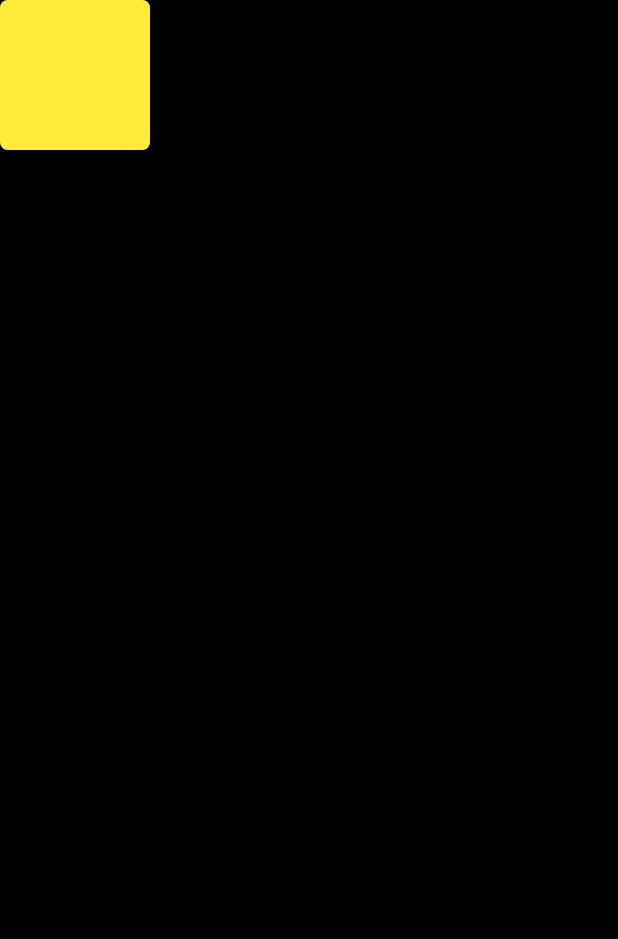
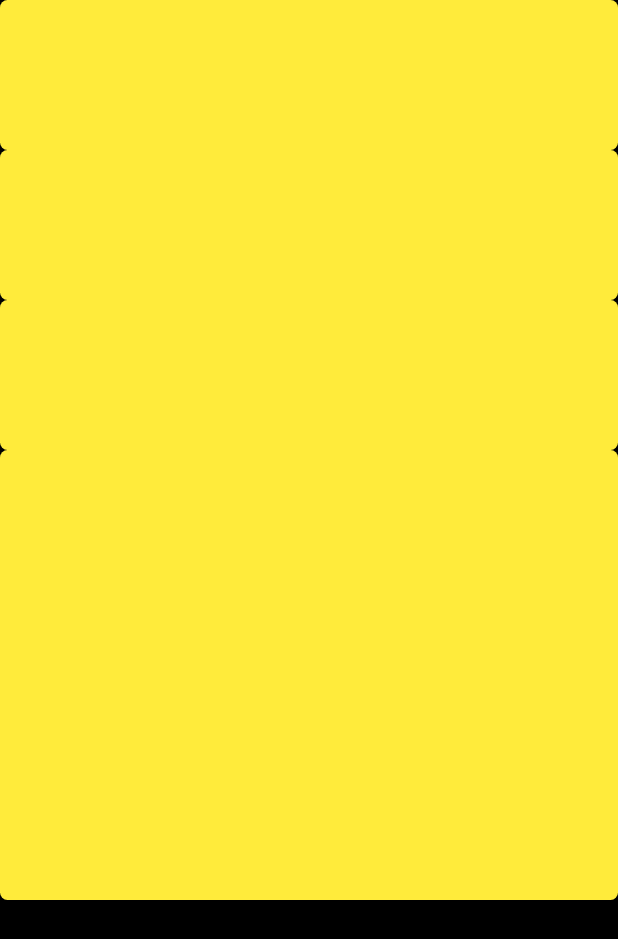
Before and after one commit to shanulkshan/flutter_tutorial, a Flutter app: the screen it shows after launch, on a phone screen of 412 x 824 dp. Shown: the top 939 px of the screen. Run offline on Flutter 3.47's test engine with Material 3 defaults, Android fonts, the phone set to English and light mode, and no system bars.

Commit message:
wrap Scaffold with safe area and get more containers

```diff
--- a/lib/main.dart
+++ b/lib/main.dart
@@ -11,13 +11,38 @@ class Myapp extends StatelessWidget {
   Widget build(BuildContext context) {
     return MaterialApp(
       debugShowCheckedModeBanner: false,
-      home: Scaffold(
+      home: SafeArea(
+        child: Scaffold(
           backgroundColor: Colors.black,
           body: Column(
             children: [
               Container(
                 height: 100,
-              width: 100,
+                width: double.infinity,
+                decoration: BoxDecoration(
+                  color: Colors.yellow,
+                  borderRadius: BorderRadius.circular(5),
+                ),
+              ),
+               Container(
+                height: 100,
+                width: double.infinity,
+                decoration: BoxDecoration(
+                  color: Colors.yellow,
+                  borderRadius: BorderRadius.circular(5),
+                ),
+              ),
+               Container(
+                height: 100,
+                width: double.infinity,
+                decoration: BoxDecoration(
+                  color: Colors.yellow,
+                  borderRadius: BorderRadius.circular(5),
+                ),
+              ),
+               Container(
+                height: 300,
+                width: double.infinity,
                 decoration: BoxDecoration(
                   color: Colors.yellow,
                   borderRadius: BorderRadius.circular(5),
@@ -27,6 +52,7 @@ class Myapp extends StatelessWidget {
             ],
           ),
         ),
+      ),
     );
   }
 }
```
Lines whose indentation alone changed are shown as unchanged.
